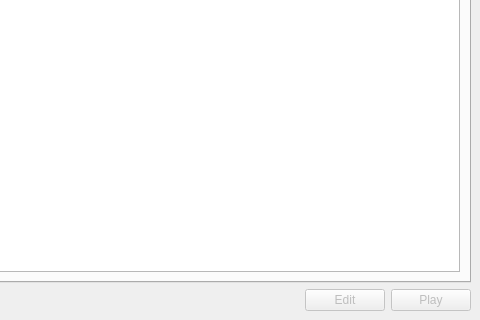
Old version of the form crd_gui_design.ui in the repository jpfudger/chordproc; both pictures show x 518 to 998 and y 280 to 600 of the 998 by 600 pixel window.
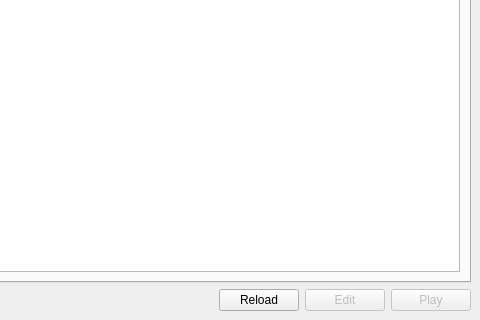
New version of the form.

Commit message: Add 'Reload' button and functionality

Patch:
```diff
--- a/crd_gui_design.ui
+++ b/crd_gui_design.ui
@@ -372,6 +372,13 @@
         </property>
        </spacer>
       </item>
+      <item>
+       <widget class="QPushButton" name="reloadButton">
+        <property name="text">
+         <string>Reload</string>
+        </property>
+       </widget>
+      </item>
       <item>
        <widget class="QPushButton" name="editButton">
         <property name="enabled">
```
Left out of the diff: 17 changed lines with no effect on the pictures. The commit also changes 3 other files.
